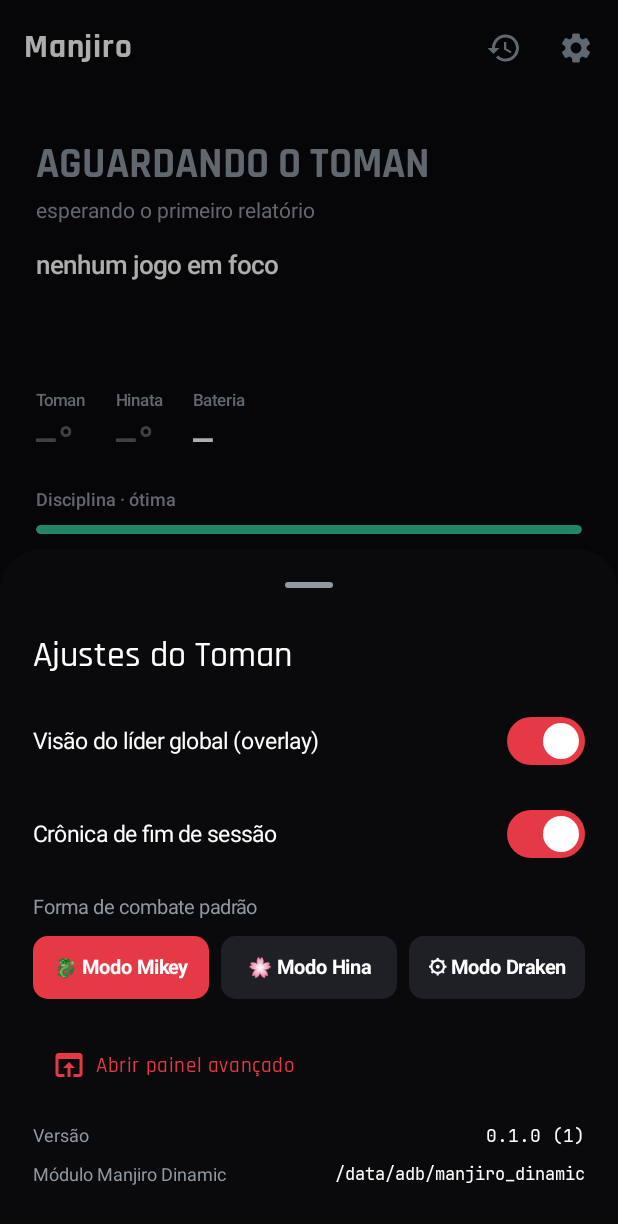
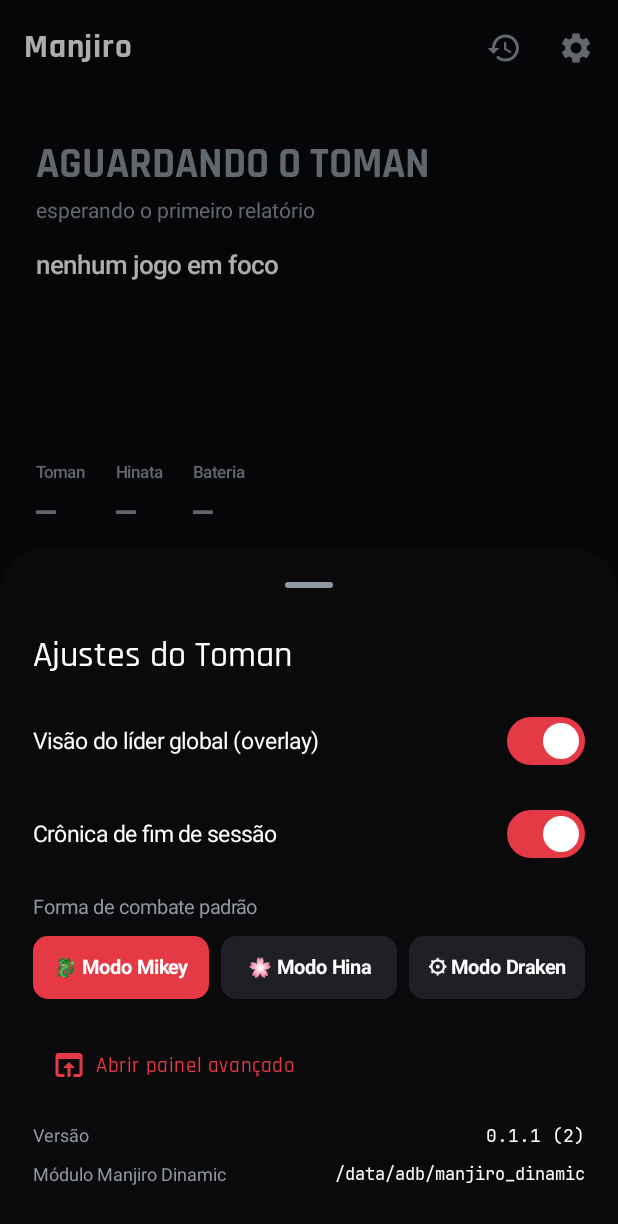
Before and after one commit to jtapufpi/manjiro-companion, an Android app built with Jetpack Compose: the screen it shows after launch (MainActivity), after a tap on "Ajustes", on a phone screen of 412 x 824 dp. Shown: the top 1224 px of the screen. Run offline under Robolectric (Android 15) with nearby library versions, the phone set to English and light mode, and no system bars; libraries missing offline, so code that uses them is left out: com.topjohnwu.superuser; 5 statements that could not run were skipped.

Commit message:
v0.1.1: filtra grid pra s\u00f3 jogos instalados + banner diagn\u00f3stico
- Grid agora s\u00f3 mostra jogos instalados no celular. O m\u00f3dulo Manjiro Dinamic
  pr\u00e9-cadastra ~1750 packages de jogos populares no games.json; mostrar todos
  no grid poluiria a tela com placeholders cinzas.
- Header passa a exibir 'instalados \u00b7 N no banco' pra deixar claro que o
  m\u00f3dulo tem um banco maior.
- Novo DaemonBanner aparece acima do grid quando algo est\u00e1 fora do ar:
  - NO_ROOT: vermelho, 'Sem acesso de l\u00edder'
  - NO_MODULE: laranja, 'M\u00f3dulo n\u00e3o detectado'
  - DORMANT: dourado, 'Manjiro Sano dormindo' (m\u00f3dulo OK mas daemon n\u00e3o
    publicou status.json ainda)
  - ALIVE/UNKNOWN: escondido
- Hero esconde a barra de Disciplina e zera temps pra '\u2014' quando o estado
  est\u00e1 UNKNOWN (n\u00e3o faz sentido mostrar 'Disciplina \u00f3tima' quando o daemon
  n\u00e3o publicou nada).
- versionCode 1\u21922, versionName 0.1.0\u21920.1.1.

Co-Authored-By: paraiba paraiba <paraiba190324@gmail.com>

```diff
--- a/app/build.gradle.kts
+++ b/app/build.gradle.kts
@@ -13,8 +13,8 @@ android {
         applicationId = "dev.jtapzg.manjiro"
         minSdk = 29
         targetSdk = 34
-        versionCode = 1
-        versionName = "0.1.0"
+        versionCode = 2
+        versionName = "0.1.1"
         resourceConfigurations += listOf("pt-rBR", "en")
     }
 
--- a/app/src/main/java/dev/jtapzg/manjiro/ui/toman/Hero.kt
+++ b/app/src/main/java/dev/jtapzg/manjiro/ui/toman/Hero.kt
@@ -172,7 +172,8 @@ fun Hero(
                 }
             }
 
-            // Linha 2: stats (temps + bateria + disciplina)
+            // Linha 2: stats (temps + bateria + disciplina) — escondido quando UNKNOWN
+            val isUnknown = mode == FsmMode.UNKNOWN
             Column {
                 Row(
                     modifier = Modifier.fillMaxWidth(),
@@ -180,24 +181,29 @@ fun Hero(
                 ) {
                     Stat(
                         label = "Toman",
-                        value = TimeFormat.tempC10(state.socTempC10) + "°",
-                        valueColor = tempColor(state.socTempC10),
+                        value = if (isUnknown || state.socTempC10 <= 0) "—"
+                            else TimeFormat.tempC10(state.socTempC10) + "°",
+                        valueColor = if (isUnknown) TextSecondary else tempColor(state.socTempC10),
                     )
                     Stat(
                         label = "Hinata",
-                        value = TimeFormat.tempC10(state.batteryTempC10) + "°",
-                        valueColor = tempColor(state.batteryTempC10),
+                        value = if (isUnknown || state.batteryTempC10 <= 0) "—"
+                            else TimeFormat.tempC10(state.batteryTempC10) + "°",
+                        valueColor = if (isUnknown) TextSecondary else tempColor(state.batteryTempC10),
                     )
                     Stat(
                         label = "Bateria",
                         value = if (state.batteryPct in 0..100) "${state.batteryPct}%" else "—",
                         valueColor = if (state.batteryPct in 0..15) StateHot
                             else if (state.batteryPct in 16..30) MikeyGold
+                            else if (isUnknown) TextSecondary
                             else TextPrimary,
                     )
                 }
-                Spacer(Modifier.height(14.dp))
-                DisciplineBar(state.lyapunovV)
+                if (!isUnknown) {
+                    Spacer(Modifier.height(14.dp))
+                    DisciplineBar(state.lyapunovV)
+                }
             }
         }
     }
--- a/app/src/main/java/dev/jtapzg/manjiro/ui/toman/TomanScreen.kt
+++ b/app/src/main/java/dev/jtapzg/manjiro/ui/toman/TomanScreen.kt
@@ -1,5 +1,7 @@
 package dev.jtapzg.manjiro.ui.toman
 
+import androidx.compose.foundation.background
+import androidx.compose.foundation.clickable
 import androidx.compose.foundation.layout.Arrangement
 import androidx.compose.foundation.layout.Box
 import androidx.compose.foundation.layout.Column
@@ -10,7 +12,9 @@ import androidx.compose.foundation.layout.fillMaxSize
 import androidx.compose.foundation.layout.fillMaxWidth
 import androidx.compose.foundation.layout.height
 import androidx.compose.foundation.layout.padding
+import androidx.compose.foundation.layout.size
 import androidx.compose.foundation.layout.width
+import androidx.compose.foundation.shape.RoundedCornerShape
 import androidx.compose.material.icons.Icons
 import androidx.compose.material.icons.filled.History
 import androidx.compose.material.icons.filled.PlayArrow
@@ -33,18 +37,27 @@ import androidx.compose.runtime.remember
 import androidx.compose.runtime.setValue
 import androidx.compose.ui.Alignment
 import androidx.compose.ui.Modifier
+import androidx.compose.ui.draw.clip
 import androidx.compose.ui.graphics.Color
 import androidx.compose.ui.text.font.FontWeight
 import androidx.compose.ui.unit.dp
 import androidx.compose.ui.unit.sp
 import dev.jtapzg.manjiro.R
 import dev.jtapzg.manjiro.data.FsmMode
+import dev.jtapzg.manjiro.ui.theme.MikeyGold
+import dev.jtapzg.manjiro.ui.theme.StateHot
+import dev.jtapzg.manjiro.ui.theme.TextPrimary
+import dev.jtapzg.manjiro.ui.theme.TextSecondary
+import dev.jtapzg.manjiro.ui.theme.TomanRed
+import dev.jtapzg.manjiro.ui.theme.TomanSurface
 import kotlinx.coroutines.delay
 
 @Composable
 fun TomanScreen(vm: TomanViewModel) {
     val state by vm.state.collectAsState()
     val games by vm.games.collectAsState()
+    val installedGames by vm.installedGames.collectAsState()
+    val daemonStatus by vm.daemonStatus.collectAsState()
     val selected by vm.selectedGame.collectAsState()
     val showAjustes by vm.showAjustes.collectAsState()
     val showRecruit by vm.showRecruit.collectAsState()
@@ -122,6 +135,10 @@ fun TomanScreen(vm: TomanViewModel) {
                 nowMs = nowMs,
                 foregroundLabel = fgLabel,
             )
+            DaemonBanner(
+                status = daemonStatus,
+                onOpenAjustes = { vm.showSettings(true) },
+            )
             Spacer(Modifier.height(8.dp))
             // Header da grid
             Row(
@@ -136,15 +153,20 @@ fun TomanScreen(vm: TomanViewModel) {
                     fontWeight = FontWeight.Medium,
                     fontSize = 16.sp,
                 )
+                // Mostra instalados / total no banco do módulo
+                val totalDb = games.size
                 Text(
-                    text = "${games.size}",
-                    fontSize = 14.sp,
+                    text = if (totalDb > installedGames.size)
+                        "${installedGames.size} · ${totalDb} no banco"
+                    else "${installedGames.size}",
+                    fontSize = 12.sp,
+                    color = TextSecondary,
                 )
             }
-            // Grid
+            // Grid (só instalados)
             Box(modifier = Modifier.fillMaxSize()) {
                 GameGrid(
-                    games = games,
+                    games = installedGames,
                     onClick = { vm.launchGame(it.packageName) },
                     onLongPress = { vm.selectGame(it) },
                     onRecruit = { vm.showRecruit(true) },
@@ -184,9 +206,58 @@ fun TomanScreen(vm: TomanViewModel) {
     if (showCronica) {
         CronicaSheet(
             state = state,
-            games = games,
+            games = installedGames,
             nowMs = nowMs,
             onDismiss = { vm.showCronica(false) },
         )
     }
 }
+
+/**
+ * Banner curtinho acima do grid quando algo está fora do ar.
+ * Toque abre os Ajustes pro usuário ver o diagnóstico completo.
+ */
+@Composable
+private fun DaemonBanner(status: DaemonStatus, onOpenAjustes: () -> Unit) {
+    if (status == DaemonStatus.ALIVE || status == DaemonStatus.UNKNOWN) return
+    val (tint, title, body) = when (status) {
+        DaemonStatus.NO_ROOT -> Triple(
+            TomanRed,
+            "Sem acesso de líder",
+            "Abra o Magisk/KernelSU e libere o root pro Manjiro",
+        )
+        DaemonStatus.NO_MODULE -> Triple(
+            StateHot,
+            "Módulo não detectado",
+            "Instale o Manjiro Dinamic v1.7.1 e reinicie",
+        )
+        DaemonStatus.DORMANT -> Triple(
+            MikeyGold,
+            "Manjiro Sano dormindo",
+            "Módulo presente, mas o daemon ainda não publicou estado (aguarde ~30s após boot)",
+        )
+        else -> Triple(TextPrimary, "", "")
+    }
+    Row(
+        modifier = Modifier
+            .fillMaxWidth()
+            .padding(horizontal = 16.dp, vertical = 4.dp)
+            .clip(RoundedCornerShape(12.dp))
+            .background(TomanSurface)
+            .clickable { onOpenAjustes() }
+            .padding(horizontal = 14.dp, vertical = 10.dp),
+        verticalAlignment = Alignment.CenterVertically,
+    ) {
+        Box(
+            modifier = Modifier
+                .size(8.dp)
+                .clip(RoundedCornerShape(4.dp))
+                .background(tint),
+        )
+        Spacer(Modifier.width(10.dp))
+        Column(modifier = Modifier.weight(1f)) {
+            Text(title, color = tint, fontWeight = FontWeight.SemiBold, fontSize = 13.sp)
+            Text(body, color = TextSecondary, fontSize = 11.sp)
+        }
+    }
+}
--- a/app/src/main/java/dev/jtapzg/manjiro/ui/toman/TomanViewModel.kt
+++ b/app/src/main/java/dev/jtapzg/manjiro/ui/toman/TomanViewModel.kt
@@ -13,8 +13,18 @@ import kotlinx.coroutines.flow.SharingStarted
 import kotlinx.coroutines.flow.StateFlow
 import kotlinx.coroutines.flow.asStateFlow
 import kotlinx.coroutines.flow.combine
+import kotlinx.coroutines.flow.map
 import kotlinx.coroutines.flow.stateIn
 import kotlinx.coroutines.launch
+
+/** Resumo do diagnóstico do daemon. */
+enum class DaemonStatus {
+    UNKNOWN,        // ainda checando
+    NO_ROOT,        // libsu não conseguiu shell root
+    NO_MODULE,      // /data/adb/manjiro_dinamic não existe
+    DORMANT,        // módulo presente mas daemon não publicou status ainda
+    ALIVE,          // tudo certo, status.json sendo lido
+}
 
 class TomanViewModel(app: Application) : AndroidViewModel(app) {
 
@@ -24,6 +34,28 @@ class TomanViewModel(app: Application) : AndroidViewModel(app) {
     val games: StateFlow<List<GameUi>> = repo.games
     val rootGranted: StateFlow<Boolean?> = repo.rootGranted
     val moduleInstalled: StateFlow<Boolean?> = repo.moduleInstalled
+
+    /**
+     * Jogos visíveis no grid principal: apenas os que estão **instalados**
+     * no celular. O banco do módulo lista ~1700 candidatos pré-cadastrados;
+     * isso ficaria poluído demais.
+     */
+    val installedGames: StateFlow<List<GameUi>> = repo.games
+        .map { list -> list.filter { it.installed } }
+        .stateIn(viewModelScope, SharingStarted.Eagerly, emptyList())
+
+    /** Diagnóstico combinado (root + módulo + estado). */
+    val daemonStatus: StateFlow<DaemonStatus> = combine(
+        repo.rootGranted, repo.moduleInstalled, repo.state
+    ) { root, mod, st ->
+        when {
+            root == null || mod == null -> DaemonStatus.UNKNOWN
+            root == false -> DaemonStatus.NO_ROOT
+            mod == false -> DaemonStatus.NO_MODULE
+            st.mode.equals("unknown", true) -> DaemonStatus.DORMANT
+            else -> DaemonStatus.ALIVE
+        }
+    }.stateIn(viewModelScope, SharingStarted.Eagerly, DaemonStatus.UNKNOWN)
 
     private val _selectedGame = MutableStateFlow<GameUi?>(null)
     val selectedGame: StateFlow<GameUi?> = _selectedGame.asStateFlow()
```
